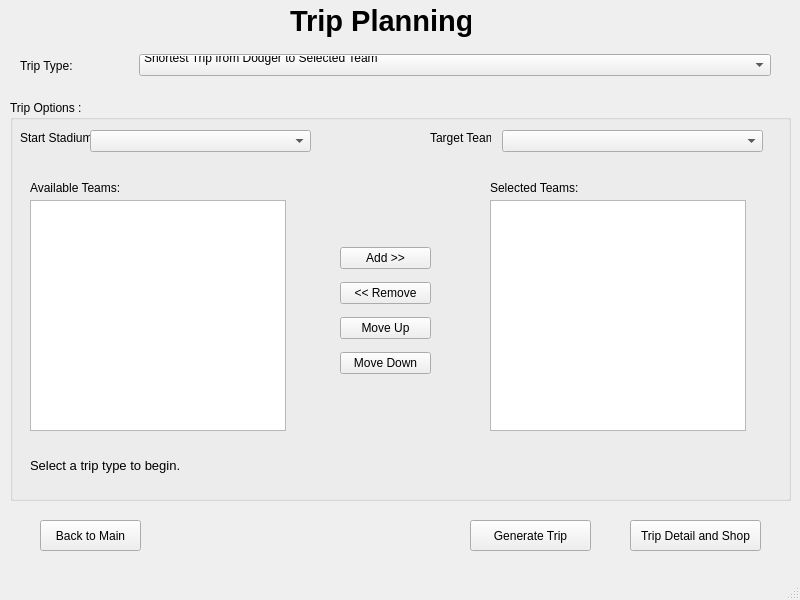
First picture: the form in tripplanningpage.ui, repository Akil0814/CS_1D_BaseBall, before the edit.
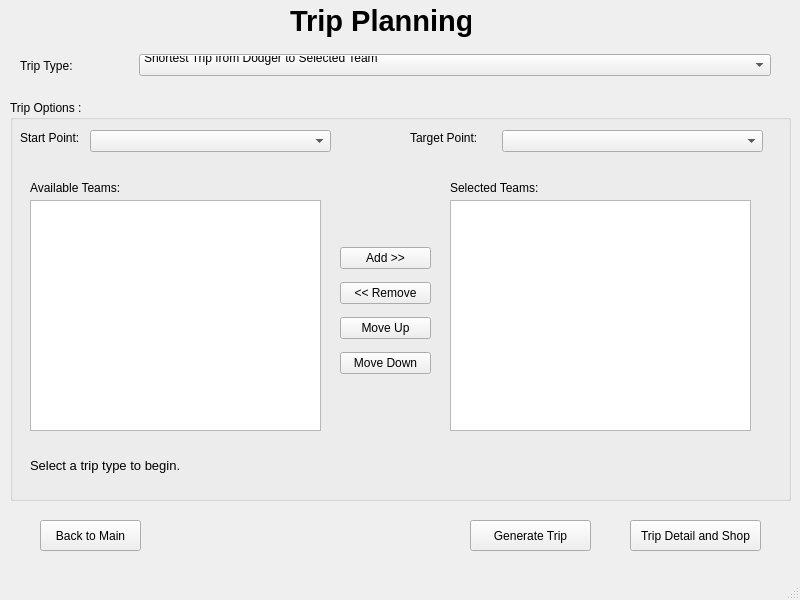
Second picture: the form after the edit.

Patch:
```diff
--- a/tripplanningpage.ui
+++ b/tripplanningpage.ui
@@ -61,20 +61,20 @@
       </rect>
      </property>
      <property name="text">
-      <string>Start Stadium:</string>
+      <string>Start Point:</string>
      </property>
     </widget>
     <widget class="QLabel" name="lblTargetTeam">
      <property name="geometry">
       <rect>
-       <x>420</x>
+       <x>400</x>
        <y>30</y>
-       <width>61</width>
+       <width>71</width>
        <height>16</height>
       </rect>
      </property>
      <property name="text">
-      <string>Target Team:</string>
+      <string>Target Point:</string>
      </property>
     </widget>
     <widget class="QComboBox" name="cmbStartStadium">
@@ -82,7 +82,7 @@
       <rect>
        <x>80</x>
        <y>30</y>
-       <width>221</width>
+       <width>241</width>
        <height>22</height>
       </rect>
      </property>
@@ -115,7 +115,7 @@
       <rect>
        <x>20</x>
        <y>100</y>
-       <width>256</width>
+       <width>291</width>
        <height>231</height>
       </rect>
      </property>
@@ -123,9 +123,9 @@
     <widget class="QListWidget" name="listSelectedTeams">
      <property name="geometry">
       <rect>
-       <x>480</x>
+       <x>440</x>
        <y>100</y>
-       <width>256</width>
+       <width>301</width>
        <height>231</height>
       </rect>
      </property>
@@ -133,7 +133,7 @@
     <widget class="QLabel" name="lblSelectedTeams">
      <property name="geometry">
       <rect>
-       <x>480</x>
+       <x>440</x>
        <y>80</y>
        <width>111</width>
        <height>16</height>
```
